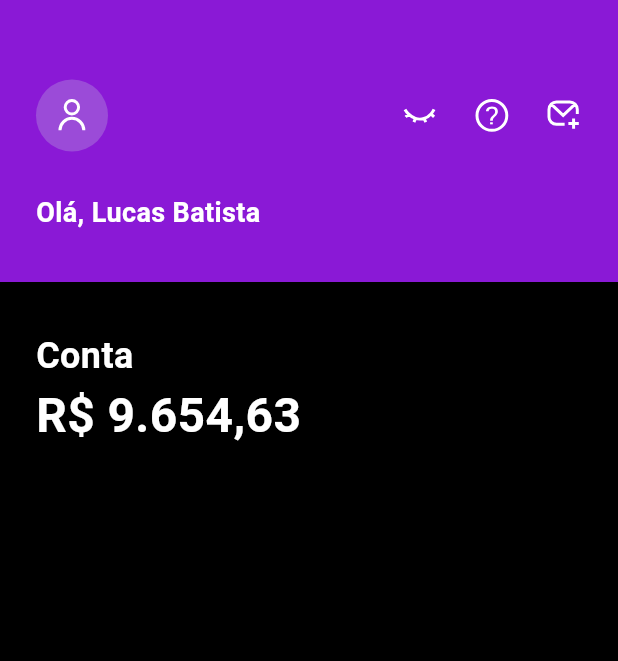
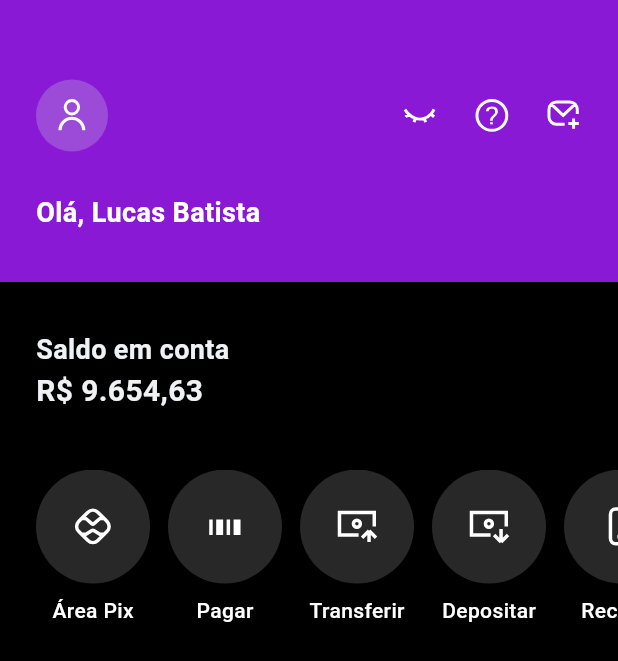
Before and after one commit to LucasBatistaX/Clone_Nubank, a Flutter app: the screen it shows after launch, on a phone screen of 412 x 824 dp. Shown: the top 661 px of the screen. Run offline on Flutter 3.47's test engine with Material 3 defaults, Android fonts, the phone set to English and light mode, and no system bars; our stand-ins replace flutter_svg.

Commit message:
Criação da sessão de opções

```diff
--- a/lib/src/pages/home.dart
+++ b/lib/src/pages/home.dart
@@ -3,6 +3,10 @@ import 'package:flutter_svg/svg.dart';
 import 'package:nubank/utils/app_colors.dart';
 import 'package:nubank/utils/app_sizes.dart';
 import 'package:nubank/utils/app_text_style.dart';
+import 'package:nubank/widgets/Header.dart';
+import 'package:nubank/widgets/Scroll_options.dart';
+import 'package:nubank/widgets/balance_account.dart';
+import 'package:nubank/widgets/full_scroll_view_options.dart';
 
 class HomePage extends StatefulWidget {
   const HomePage({super.key});
@@ -18,83 +22,11 @@ class _HomePageState extends State<HomePage> {
       backgroundColor: Colors.black,
       body: Column(
         children: [
-          Container(
-            height: AppSizes.h188,
-            color: AppColors.primary,
-            child: Column(
-              crossAxisAlignment: CrossAxisAlignment.start,
-              children: [
-                Padding(
-                  padding: const EdgeInsets.only(top: AppSizes.p53),
-                  child: Row(
-                    mainAxisAlignment: MainAxisAlignment.spaceBetween,
-                    children: [
-                      Padding(
-                        padding: const EdgeInsets.only(left: AppSizes.s24),
-                        child: Row(
-                          children: [
-                            CircleAvatar(
-                              radius: AppSizes.s24,
-                              backgroundColor: AppColors.backgroundAvatar,
-                              child: SvgPicture.asset(
-                                "assets/person.svg",
-                                height: AppSizes.s24,
-                              ),
-                            ),
-                          ],
-                        ),
-                      ),
-                      Padding(
-                        padding: const EdgeInsets.only(right: AppSizes.s24),
-                        child: Row(
-                          children: [
-                            SvgPicture.asset(
-                              "assets/eye.svg",
-                              height: AppSizes.s24,
-                            ),
-                            SizedBox(width: AppSizes.s24),
-                            SvgPicture.asset(
-                              "assets/help.svg",
-                              height: AppSizes.s24,
-                            ),
-                            SizedBox(width: AppSizes.s24),
-                            SvgPicture.asset(
-                              "assets/message.svg",
-                              height: AppSizes.s24,
-                            ),
-                          ],
-                        ),
-                      ),
-                    ],
-                  ),
-                ),
-                SizedBox(height: AppSizes.s28),
-                Padding(
-                  padding: const EdgeInsets.only(left: AppSizes.s24),
-                  child: Text(
-                    "Olá, Lucas Batista",
-                    style: AppTextStyle.userName,
-                  ),
-                ),
-              ],
-            ),
-          ),
+          Header(),
           SizedBox(height: AppSizes.s32),
-          Padding(
-            padding: const EdgeInsets.only(left: AppSizes.s24),
-            child: Column(
-              children: [
-                Align(
-                  alignment: Alignment.centerLeft,
-                  child: Text("Conta", style: AppTextStyle.account),
-                ),
-                Align(
-                  alignment: Alignment.centerLeft,
-                  child: Text("R\$ 9.654,63", style: AppTextStyle.value),
-                ),
-              ],
-            ),
-          ),
+          BalanceAccount(),
+          SizedBox(height: AppSizes.s38),
+          FullScrollViewOptions(),
         ],
       ),
     );
--- a/lib/utils/app_colors.dart
+++ b/lib/utils/app_colors.dart
@@ -6,5 +6,6 @@ class AppColors {
   static const Color secundary = Color(0xFFF0F1F5);
 
   //Background
-  static const Color backgroundAvatar = Color.fromARGB(255, 155, 75, 216);
+  static const Color backgroundAvatarPerson = Color.fromARGB(255, 155, 75, 216);
+  static const Color backgroundAvatarScroll = Color.fromARGB(255, 41, 40, 40);
 }
--- a/lib/utils/app_sizes.dart
+++ b/lib/utils/app_sizes.dart
@@ -1,8 +1,14 @@
 class AppSizes {
   //sizes
+  static const double s8 = 8.00;
+  static const double s12 = 12.00;
+  static const double s14 = 14.00;
+  static const double s18 = 18.00;
+  static const double s20 = 20.00;
   static const double s24 = 24.00;
   static const double s28 = 28.00;
   static const double s32 = 32.00;
+  static const double s38 = 38.00;
 
   //specific padding
   static const double p53 = 53.00; //Padding top of the header.
--- a/lib/utils/app_text_style.dart
+++ b/lib/utils/app_text_style.dart
@@ -1,20 +1,31 @@
 import 'package:flutter/material.dart';
+import 'package:nubank/utils/app_colors.dart';
+import 'package:nubank/utils/app_sizes.dart';
 
 class AppTextStyle {
   // Style title
   static const TextStyle userName = TextStyle(
     color: Colors.white,
-    fontSize: 18,
+    fontSize: AppSizes.s18,
     fontWeight: FontWeight.bold,
   );
+
+  //title Account
   static const account = TextStyle(
-    color: Colors.white,
-    fontSize: 24,
+    color: AppColors.secundary,
+    fontSize: AppSizes.s18,
     fontWeight: FontWeight.bold,
   );
+  //Value Account
   static const value = TextStyle(
-    color: Colors.white,
-    fontSize: 32,
+    color: AppColors.secundary,
+    fontSize: AppSizes.s20,
     fontWeight: FontWeight.bold,
   );
+  //Title Options
+  static const titleOptions = TextStyle(
+    color: AppColors.secundary,
+    fontSize: 14,
+    fontWeight: FontWeight.w500,
+  );
 }
--- /dev/null
+++ b/lib/widgets/balance_account.dart
@@ -0,0 +1,28 @@
+import 'package:flutter/material.dart';
+import 'package:nubank/utils/app_sizes.dart';
+import 'package:nubank/utils/app_text_style.dart';
+
+class BalanceAccount extends StatelessWidget {
+  const BalanceAccount({
+    super.key,
+  });
+
+  @override
+  Widget build(BuildContext context) {
+    return Padding(
+      padding: const EdgeInsets.only(left: AppSizes.s24),
+      child: Column(
+        children: [
+          Align(
+            alignment: Alignment.centerLeft,
+            child: Text("Saldo em conta", style: AppTextStyle.account),
+          ),
+          Align(
+            alignment: Alignment.centerLeft,
+            child: Text("R\$ 9.654,63", style: AppTextStyle.value),
+          ),
+        ],
+      ),
+    );
+  }
+}
--- /dev/null
+++ b/lib/widgets/full_scroll_view_options.dart
@@ -0,0 +1,44 @@
+import 'package:flutter/material.dart';
+import 'package:nubank/utils/app_sizes.dart';
+import 'package:nubank/widgets/Scroll_options.dart';
+
+class FullScrollViewOptions extends StatelessWidget {
+  const FullScrollViewOptions({
+    super.key,
+  });
+
+  @override
+  Widget build(BuildContext context) {
+    return SingleChildScrollView(
+      scrollDirection: Axis.horizontal,
+      child: Row(
+        children: [
+          SizedBox(width: AppSizes.s24),
+          ScrollOptions(image: "assets/pix.svg", title: "Área Pix"),
+          SizedBox(width: AppSizes.s12),
+          ScrollOptions(image: "assets/pagar.svg", title: "Pagar"),
+          SizedBox(width: AppSizes.s12),
+          ScrollOptions(
+            image: "assets/transferir.svg",
+            title: "Transferir",
+          ),
+          SizedBox(width: AppSizes.s12),
+          ScrollOptions(
+            image: "assets/depositar.svg",
+            title: "Depositar",
+          ),
+          SizedBox(width: AppSizes.s12),
+          ScrollOptions(image: "assets/recarga.svg", title: "Recarga"),
+          SizedBox(width: AppSizes.s12),
+          ScrollOptions(image: "assets/cobrar.svg", title: "Cobrar"),
+          SizedBox(width: AppSizes.s12),
+          ScrollOptions(
+            image: "assets/transferir_internacional.svg",
+            title: "Transferir \n Internac.",
+          ),
+          SizedBox(width: AppSizes.s24),
+        ],
+      ),
+    );
+  }
+}
--- /dev/null
+++ b/lib/widgets/header.dart
@@ -0,0 +1,76 @@
+import 'package:flutter/material.dart';
+import 'package:flutter_svg/svg.dart';
+import 'package:nubank/utils/app_colors.dart';
+import 'package:nubank/utils/app_sizes.dart';
+import 'package:nubank/utils/app_text_style.dart';
+
+class Header extends StatelessWidget {
+  const Header({
+    super.key,
+  });
+
+  @override
+  Widget build(BuildContext context) {
+    return Container(
+      height: AppSizes.h188,
+      color: AppColors.primary,
+      child: Column(
+        crossAxisAlignment: CrossAxisAlignment.start,
+        children: [
+          Padding(
+            padding: const EdgeInsets.only(top: AppSizes.p53),
+            child: Row(
+              mainAxisAlignment: MainAxisAlignment.spaceBetween,
+              children: [
+                Padding(
+                  padding: const EdgeInsets.only(left: AppSizes.s24),
+                  child: Row(
+                    children: [
+                      CircleAvatar(
+                        radius: AppSizes.s24,
+                        backgroundColor: AppColors.backgroundAvatarPerson,
+                        child: SvgPicture.asset(
+                          "assets/person.svg",
+                          height: AppSizes.s24,
+                        ),
+                      ),
+                    ],
+                  ),
+                ),
+                Padding(
+                  padding: const EdgeInsets.only(right: AppSizes.s24),
+                  child: Row(
+                    children: [
+                      SvgPicture.asset(
+                        "assets/eye.svg",
+                        height: AppSizes.s24,
+                      ),
+                      SizedBox(width: AppSizes.s24),
+                      SvgPicture.asset(
+                        "assets/help.svg",
+                        height: AppSizes.s24,
+                      ),
+                      SizedBox(width: AppSizes.s24),
+                      SvgPicture.asset(
+                        "assets/message.svg",
+                        height: AppSizes.s24,
+                      ),
+                    ],
+                  ),
+                ),
+              ],
+            ),
+          ),
+          SizedBox(height: AppSizes.s28),
+          Padding(
+            padding: const EdgeInsets.only(left: AppSizes.s24),
+            child: Text(
+              "Olá, Lucas Batista",
+              style: AppTextStyle.userName,
+            ),
+          ),
+        ],
+      ),
+    );
+  }
+}
--- /dev/null
+++ b/lib/widgets/scroll_options.dart
@@ -0,0 +1,44 @@
+import 'package:flutter/material.dart';
+import 'package:flutter_svg/flutter_svg.dart';
+import 'package:nubank/utils/app_colors.dart';
+import 'package:nubank/utils/app_sizes.dart';
+import 'package:nubank/utils/app_text_style.dart';
+
+class ScrollOptions extends StatelessWidget {
+  const ScrollOptions({super.key, required this.image, required this.title});
+  final String image;
+  final String title;
+
+  @override
+  Widget build(BuildContext context) {
+    return GestureDetector(
+      onTap: () {},
+      child: ClipRRect(
+        clipBehavior: Clip.none,
+        child: Column(
+          children: [
+            CircleAvatar(
+              radius: AppSizes.s38,
+              backgroundColor: AppColors.backgroundAvatarScroll,
+              child: SvgPicture.asset(image, height: AppSizes.s28),
+            ),
+            SizedBox(height: AppSizes.s8),
+            SizedBox(
+              height: AppSizes.s38,
+              child: Text(
+                title,
+                style: TextStyle(
+                  color: Colors.white,
+                  fontSize: AppSizes.s14,
+                  fontWeight: FontWeight.w500,
+                ),
+                textAlign: TextAlign.center,
+                maxLines: 2,
+              ),
+            ),
+          ],
+        ),
+      ),
+    );
+  }
+}
```
Also changed, not shown: assets/cartao.svg (renamed from assets/Frame 20.svg), assets/cobrar.svg (renamed from assets/moneyChat.svg), assets/depositar.svg (renamed from assets/Frame 17.svg), assets/pagar.svg (renamed from assets/Frame 18.svg), assets/recarga.svg (renamed from assets/Frame 23.svg), assets/transferir.svg (renamed from assets/Frame 16.svg), assets/transferir_internacional.svg (renamed from assets/Frame 27.svg).
